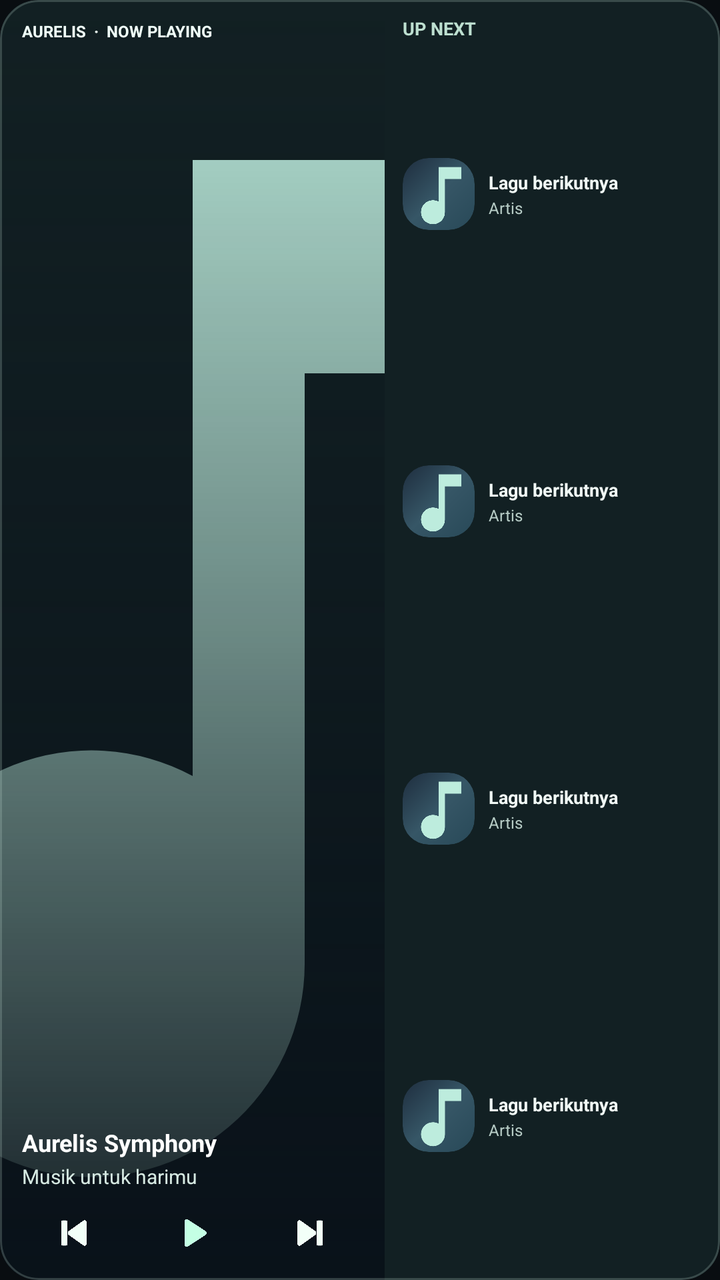
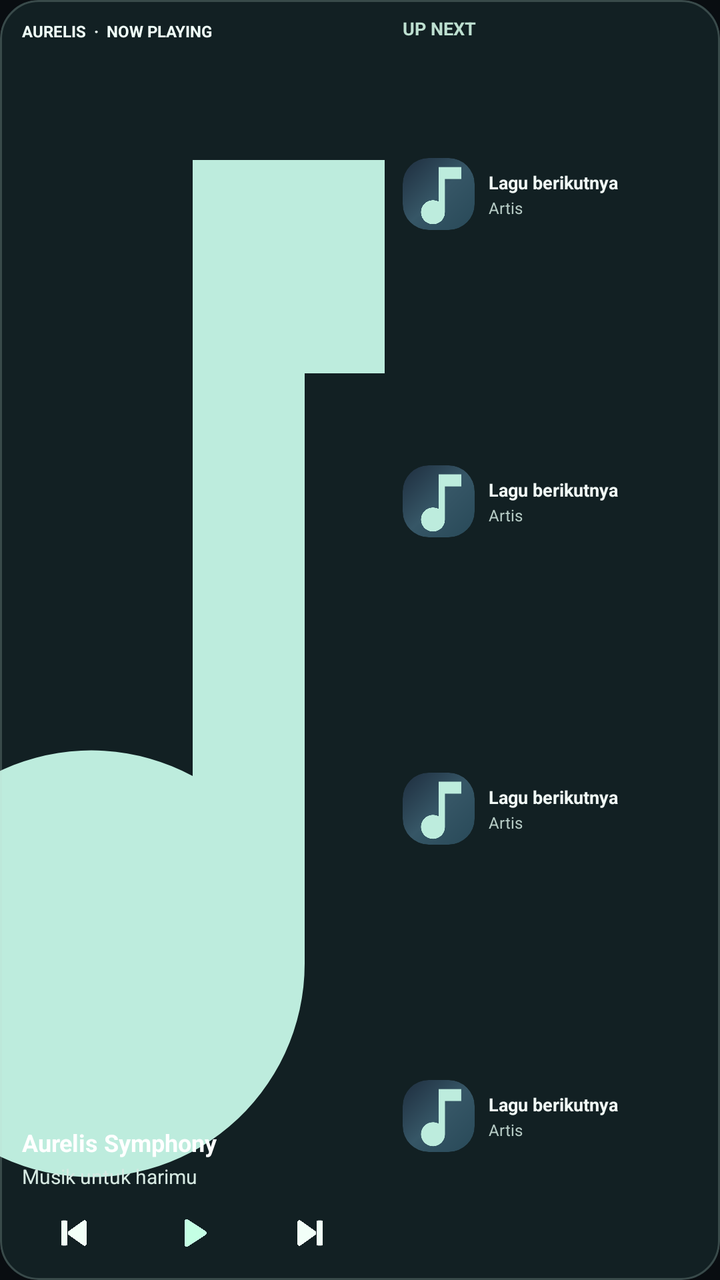

Two renders of the same Android screen: before a commit and after it. Below are the layout's source before the change and the commit's diff.
<!-- AndroidManifest.xml: application theme Theme.Aurelis -->
<!-- res/layout/widget_aurelis.xml -->
<?xml version="1.0" encoding="utf-8"?>
<FrameLayout xmlns:android="http://schemas.android.com/apk/res/android"
    android:id="@+id/widget_root" android:layout_width="match_parent"
    android:layout_height="match_parent" android:background="@drawable/widget_shell"
    android:foreground="@drawable/widget_border" android:clipToOutline="true">
    <ImageView android:id="@+id/widget_background"
        android:layout_width="match_parent" android:layout_height="match_parent"
        android:scaleType="fitXY" android:contentDescription="@null"/>
    <LinearLayout android:layout_width="match_parent"
        android:layout_height="match_parent" android:orientation="horizontal">
        
        <FrameLayout android:layout_width="0dp" android:layout_weight="1.07"
            android:layout_height="match_parent">
            <ImageView android:id="@+id/widget_art"
                android:layout_width="match_parent" android:layout_height="match_parent"
                android:src="@drawable/widget_music_note" android:scaleType="centerCrop"
                android:contentDescription="Cover lagu"/>
            <FrameLayout android:layout_width="match_parent"
                android:layout_height="match_parent"
                android:background="@drawable/widget_cover_bottom_blur"/>
            <LinearLayout android:layout_width="match_parent"
                android:layout_height="match_parent" android:orientation="vertical"
                android:paddingLeft="11dp" android:paddingRight="11dp"
                android:paddingTop="10dp" android:paddingBottom="7dp">
                <TextView android:layout_width="match_parent" android:layout_height="wrap_content"
                    android:text="AURELIS  ·  NOW PLAYING" android:textColor="#F0FFF9"
                    android:textStyle="bold" android:textSize="8sp" android:singleLine="true"/>
                <FrameLayout android:layout_width="match_parent" android:layout_height="0dp"
                    android:layout_weight="1"/>
                <FrameLayout android:layout_width="match_parent" android:layout_height="wrap_content"
            android:clipChildren="true" android:clipToPadding="true">
            <TextView android:id="@+id/widget_title"
                    android:layout_width="match_parent" android:layout_height="wrap_content"
                    android:singleLine="true" android:ellipsize="end" android:text="Aurelis Symphony"
                    android:textColor="#FFFFFFFF" android:textStyle="bold" android:textSize="12sp"
                   
                   
                    />
            <ViewFlipper android:id="@+id/widget_title_flipper"
                android:layout_width="match_parent" android:layout_height="wrap_content"
                android:visibility="gone"
                android:flipInterval="7800" android:autoStart="true"
                android:requiresFadingEdge="horizontal" android:fadingEdgeLength="9dp"
                android:animateFirstView="false"
                android:inAnimation="@anim/widget_title_slide_in"
                android:outAnimation="@anim/widget_title_slide_out">
            <TextView android:id="@+id/widget_title_slide_one"
                android:layout_width="wrap_content" android:layout_height="wrap_content"
                android:singleLine="true" android:ellipsize="none" android:scrollHorizontally="true"
                android:requiresFadingEdge="horizontal"
                android:fadingEdgeLength="9dp"
                android:textColor="#FAFFFD" android:textSize="12sp"
                android:textStyle="bold" android:text=""/>
            <TextView android:id="@+id/widget_title_slide_two"
                android:layout_width="wrap_content" android:layout_height="wrap_content"
                android:singleLine="true" android:ellipsize="none" android:scrollHorizontally="true"
                android:requiresFadingEdge="horizontal"
                android:fadingEdgeLength="9dp"
                android:textColor="#FAFFFD" android:textSize="12sp"
                android:textStyle="bold" android:text=""/>

            </ViewFlipper>
        </FrameLayout>
                <TextView android:id="@+id/widget_artist"
                    android:layout_width="match_parent" android:layout_height="wrap_content"
                    android:layout_marginTop="2dp" android:layout_marginBottom="5dp"
                    android:maxLines="1" android:ellipsize="end"
                    android:text="Musik untuk harimu" android:textColor="#D6E9E2"
                    android:textSize="10sp"/>
            <LinearLayout android:layout_width="match_parent" android:layout_height="33dp"
                android:orientation="horizontal" android:gravity="center_vertical">
                <ImageView android:id="@+id/widget_prev"
                    android:layout_width="0dp" android:layout_weight="1"
                    android:layout_height="33dp" android:padding="7dp"
                    android:src="@drawable/widget_previous" android:tint="#F2FFF8"
                    android:contentDescription="Lagu sebelumnya"/>
                <ImageView android:id="@+id/widget_toggle"
                    android:layout_width="0dp" android:layout_weight="1.18"
                    android:layout_height="33dp" android:padding="6dp"
                    android:src="@drawable/widget_play" android:tint="#C4FFE4"
                    android:contentDescription="Play atau pause"/>
                <ImageView android:id="@+id/widget_next"
                    android:layout_width="0dp" android:layout_weight="1"
                    android:layout_height="33dp" android:padding="7dp"
                    android:src="@drawable/widget_next" android:tint="#F2FFF8"
                    android:contentDescription="Lagu berikutnya"/>
            </LinearLayout>
            </LinearLayout>
        </FrameLayout>
        
        <LinearLayout android:layout_width="0dp" android:layout_weight=".93"
            android:layout_height="match_parent" android:orientation="vertical"
            android:paddingLeft="9dp" android:paddingRight="6dp"
            android:paddingTop="8dp" android:paddingBottom="5dp">
            <TextView android:id="@+id/widget_queue_header"
                android:layout_width="match_parent" android:layout_height="wrap_content"
                android:text="UP NEXT" android:textColor="#BDDFD0"
                android:textSize="9sp" android:textStyle="bold"/>
            <LinearLayout android:id="@+id/widget_next_one_row"
                android:layout_width="match_parent" android:layout_height="0dp"
                android:layout_weight="1" android:orientation="horizontal"
                android:gravity="center_vertical" android:paddingTop="1dp"
                android:paddingBottom="1dp">
                <ImageView android:id="@+id/widget_next_one_art"
                    android:layout_width="36dp" android:layout_height="36dp"
                    android:src="@drawable/widget_music_note"
                    android:background="@drawable/widget_album_frame"
                    android:clipToOutline="true" android:scaleType="centerCrop"
                    android:contentDescription="Cover lagu berikutnya"/>
                <LinearLayout android:layout_width="0dp" android:layout_weight="1"
                    android:layout_height="wrap_content" android:orientation="vertical"
                    android:layout_marginLeft="7dp">
                    <FrameLayout android:layout_width="match_parent" android:layout_height="wrap_content"
            android:clipChildren="true" android:clipToPadding="true">
            <TextView android:id="@+id/widget_next_one"
                        android:layout_width="match_parent" android:layout_height="wrap_content"
                        android:text="Lagu berikutnya" android:textColor="#F0F8F5"
                        android:textStyle="bold" android:textSize="9sp"
                        android:singleLine="true" android:ellipsize="end"
                       
                       
                       />
            <ViewFlipper android:id="@+id/widget_next_one_flipper"
                android:layout_width="match_parent" android:layout_height="wrap_content"
                android:visibility="gone"
                android:flipInterval="7800" android:autoStart="true"
                android:requiresFadingEdge="horizontal" android:fadingEdgeLength="9dp"
                android:animateFirstView="false"
                android:inAnimation="@anim/widget_title_slide_in"
                android:outAnimation="@anim/widget_title_slide_out">
            <TextView android:id="@+id/widget_next_one_slide_one"
                android:layout_width="wrap_content" android:layout_height="wrap_content"
                android:singleLine="true" android:ellipsize="none" android:scrollHorizontally="true"
                android:requiresFadingEdge="horizontal"
                android:fadingEdgeLength="9dp"
                android:textColor="#F0F8F5" android:textSize="9sp"
                android:textStyle="bold" android:text=""/>
            <TextView android:id="@+id/widget_next_one_slide_two"
                android:layout_width="wrap_content" android:layout_height="wrap_content"
                android:singleLine="true" android:ellipsize="none" android:scrollHorizontally="true"
                android:requiresFadingEdge="horizontal"
                android:fadingEdgeLength="9dp"
                android:textColor="#F0F8F5" android:textSize="9sp"
                android:textStyle="bold" android:text=""/>

            </ViewFlipper>
        </FrameLayout>
                    <TextView android:id="@+id/widget_next_one_artist"
                        android:layout_width="match_parent" android:layout_height="wrap_content"
                        android:layout_marginTop="1dp" android:text="Artis"
                        android:textColor="#B5CAC4" android:textSize="8sp"
                        android:singleLine="true" android:ellipsize="end"/>
                </LinearLayout>
            </LinearLayout>
            <LinearLayout android:id="@+id/widget_next_two_row"
                android:layout_width="match_parent" android:layout_height="0dp"
                android:layout_weight="1" android:orientation="horizontal"
                android:gravity="center_vertical" android:paddingTop="1dp"
                android:paddingBottom="1dp">
                <ImageView android:id="@+id/widget_next_two_art"
                    android:layout_width="36dp" android:layout_height="36dp"
                    android:src="@drawable/widget_music_note"
                    android:background="@drawable/widget_album_frame"
                    android:clipToOutline="true" android:scaleType="centerCrop"
                    android:contentDescription="Cover lagu berikutnya"/>
                <LinearLayout android:layout_width="0dp" android:layout_weight="1"
                    android:layout_height="wrap_content" android:orientation="vertical"
                    android:layout_marginLeft="7dp">
                    <FrameLayout android:layout_width="match_parent" android:layout_height="wrap_content"
            android:clipChildren="true" android:clipToPadding="true">
            <TextView android:id="@+id/widget_next_two"
                        android:layout_width="match_parent" android:layout_height="wrap_content"
                        android:text="Lagu berikutnya" android:textColor="#F0F8F5"
                        android:textStyle="bold" android:textSize="9sp"
                        android:singleLine="true" android:ellipsize="end"
                       
                       
                       />
            <ViewFlipper android:id="@+id/widget_next_two_flipper"
                android:layout_width="match_parent" android:layout_height="wrap_content"
                android:visibility="gone"
                android:flipInterval="7800" android:autoStart="true"
                android:requiresFadingEdge="horizontal" android:fadingEdgeLength="9dp"
                android:animateFirstView="false"
                android:inAnimation="@anim/widget_title_slide_in"
                android:outAnimation="@anim/widget_title_slide_out">
            <TextView android:id="@+id/widget_next_two_slide_one"
                android:layout_width="wrap_content" android:layout_height="wrap_content"
                android:singleLine="true" android:ellipsize="none" android:scrollHorizontally="true"
                android:requiresFadingEdge="horizontal"
                android:fadingEdgeLength="9dp"
                android:textColor="#F0F8F5" android:textSize="9sp"
                android:textStyle="bold" android:text=""/>
            <TextView android:id="@+id/widget_next_two_slide_two"
                android:layout_width="wrap_content" android:layout_height="wrap_content"
                android:singleLine="true" android:ellipsize="none" android:scrollHorizontally="true"
                android:requiresFadingEdge="horizontal"
                android:fadingEdgeLength="9dp"
                android:textColor="#F0F8F5" android:textSize="9sp"
                android:textStyle="bold" android:text=""/>

            </ViewFlipper>
        </FrameLayout>
                    <TextView android:id="@+id/widget_next_two_artist"
                        android:layout_width="match_parent" android:layout_height="wrap_content"
                        android:layout_marginTop="1dp" android:text="Artis"
                        android:textColor="#B5CAC4" android:textSize="8sp"
                        android:singleLine="true" android:ellipsize="end"/>
                </LinearLayout>
            </LinearLayout>
            <LinearLayout android:id="@+id/widget_next_three_row"
                android:layout_width="match_parent" android:layout_height="0dp"
                android:layout_weight="1" android:orientation="horizontal"
                android:gravity="center_vertical" android:paddingTop="1dp"
                android:paddingBottom="1dp">
                <ImageView android:id="@+id/widget_next_three_art"
                    android:layout_width="36dp" android:layout_height="36dp"
                    android:src="@drawable/widget_music_note"
                    android:background="@drawable/widget_album_frame"
                    android:clipToOutline="true" android:scaleType="centerCrop"
                    android:contentDescription="Cover lagu berikutnya"/>
                <LinearLayout android:layout_width="0dp" android:layout_weight="1"
                    android:layout_height="wrap_content" android:orientation="vertical"
                    android:layout_marginLeft="7dp">
                    <FrameLayout android:layout_width="match_parent" android:layout_height="wrap_content"
            android:clipChildren="true" android:clipToPadding="true">
            <TextView android:id="@+id/widget_next_three"
                        android:layout_width="match_parent" android:layout_height="wrap_content"
                        android:text="Lagu berikutnya" android:textColor="#F0F8F5"
                        android:textStyle="bold" android:textSize="9sp"
                        android:singleLine="true" android:ellipsize="end"
                       
                       
                       />
            <ViewFlipper android:id="@+id/widget_next_three_flipper"
                android:layout_width="match_parent" android:layout_height="wrap_content"
                android:visibility="gone"
                android:flipInterval="7800" android:autoStart="true"
                android:requiresFadingEdge="horizontal" android:fadingEdgeLength="9dp"
                android:animateFirstView="false"
                android:inAnimation="@anim/widget_title_slide_in"
                android:outAnimation="@anim/widget_title_slide_out">
            <TextView android:id="@+id/widget_next_three_slide_one"
                android:layout_width="wrap_content" android:layout_height="wrap_content"
                android:singleLine="true" android:ellipsize="none" android:scrollHorizontally="true"
                android:requiresFadingEdge="horizontal"
                android:fadingEdgeLength="9dp"
                android:textColor="#F0F8F5" android:textSize="9sp"
                android:textStyle="bold" android:text=""/>
            <TextView android:id="@+id/widget_next_three_slide_two"
                android:layout_width="wrap_content" android:layout_height="wrap_content"
                android:singleLine="true" android:ellipsize="none" android:scrollHorizontally="true"
                android:requiresFadingEdge="horizontal"
                android:fadingEdgeLength="9dp"
                android:textColor="#F0F8F5" android:textSize="9sp"
                android:textStyle="bold" android:text=""/>

            </ViewFlipper>
        </FrameLayout>
                    <TextView android:id="@+id/widget_next_three_artist"
                        android:layout_width="match_parent" android:layout_height="wrap_content"
                        android:layout_marginTop="1dp" android:text="Artis"
                        android:textColor="#B5CAC4" android:textSize="8sp"
                        android:singleLine="true" android:ellipsize="end"/>
                </LinearLayout>
            </LinearLayout>
            <LinearLayout android:id="@+id/widget_next_four_row"
                android:layout_width="match_parent" android:layout_height="0dp"
                android:layout_weight="1" android:orientation="horizontal"
                android:gravity="center_vertical" android:paddingTop="1dp"
                android:paddingBottom="1dp">
                <ImageView android:id="@+id/widget_next_four_art"
                    android:layout_width="36dp" android:layout_height="36dp"
                    android:src="@drawable/widget_music_note"
                    android:background="@drawable/widget_album_frame"
                    android:clipToOutline="true" android:scaleType="centerCrop"
                    android:contentDescription="Cover lagu berikutnya"/>
                <LinearLayout android:layout_width="0dp" android:layout_weight="1"
                    android:layout_height="wrap_content" android:orientation="vertical"
                    android:layout_marginLeft="7dp">
                    <FrameLayout android:layout_width="match_parent" android:layout_height="wrap_content"
            android:clipChildren="true" android:clipToPadding="true">
            <TextView android:id="@+id/widget_next_four"
                        android:layout_width="match_parent" android:layout_height="wrap_content"
                        android:text="Lagu berikutnya" android:textColor="#F0F8F5"
                        android:textStyle="bold" android:textSize="9sp"
                        android:singleLine="true" android:ellipsize="end"
                       
                       
                       />
            <ViewFlipper android:id="@+id/widget_next_four_flipper"
                android:layout_width="match_parent" android:layout_height="wrap_content"
                android:visibility="gone"
                android:flipInterval="7800" android:autoStart="true"
                android:requiresFadingEdge="horizontal" android:fadingEdgeLength="9dp"
                android:animateFirstView="false"
                android:inAnimation="@anim/widget_title_slide_in"
                android:outAnimation="@anim/widget_title_slide_out">
            <TextView android:id="@+id/widget_next_four_slide_one"
                android:layout_width="wrap_content" android:layout_height="wrap_content"
                android:singleLine="true" android:ellipsize="none" android:scrollHorizontally="true"
                android:requiresFadingEdge="horizontal"
                android:fadingEdgeLength="9dp"
                android:textColor="#F0F8F5" android:textSize="9sp"
                android:textStyle="bold" android:text=""/>
            <TextView android:id="@+id/widget_next_four_slide_two"
                android:layout_width="wrap_content" android:layout_height="wrap_content"
                android:singleLine="true" android:ellipsize="none" android:scrollHorizontally="true"
                android:requiresFadingEdge="horizontal"
                android:fadingEdgeLength="9dp"
                android:textColor="#F0F8F5" android:textSize="9sp"
                android:textStyle="bold" android:text=""/>

            </ViewFlipper>
        </FrameLayout>
                    <TextView android:id="@+id/widget_next_four_artist"
                        android:layout_width="match_parent" android:layout_height="wrap_content"
                        android:layout_marginTop="1dp" android:text="Artis"
                        android:textColor="#B5CAC4" android:textSize="8sp"
                        android:singleLine="true" android:ellipsize="end"/>
                </LinearLayout>
            </LinearLayout>
        </LinearLayout>
    </LinearLayout>
</FrameLayout>
<!-- resources referenced by this layout -->
<resources>
  <!-- drawable widget_album_frame (drawable) -->
  <?xml version="1.0" encoding="utf-8"?>
  <shape xmlns:android="http://schemas.android.com/apk/res/android" android:shape="rectangle">
      <corners android:radius="13dp" />
      <gradient android:angle="135" android:startColor="#284958" android:centerColor="#365666" android:endColor="#1E2D3E"/>
  </shape>
  <!-- drawable widget_border (drawable) -->
  <?xml version="1.0" encoding="utf-8"?>
  <shape xmlns:android="http://schemas.android.com/apk/res/android" android:shape="rectangle">
      <corners android:radius="19dp"/>
      <solid android:color="#00000000"/>
      <stroke android:width="1dp" android:color="#3ABED8CF"/>
  </shape>
  <!-- drawable widget_cover_bottom_blur (drawable) -->
  <?xml version="1.0" encoding="utf-8"?>
  <shape xmlns:android="http://schemas.android.com/apk/res/android"
      android:shape="rectangle">
      
      <gradient android:angle="270"
          android:startColor="#0A081319"
          android:centerColor="#75081118"
          android:endColor="#EE081018"/>
  </shape>
  <!-- drawable widget_music_note (drawable) -->
  <?xml version="1.0" encoding="utf-8"?>
  <vector xmlns:android="http://schemas.android.com/apk/res/android"
      android:width="48dp" android:height="48dp"
      android:viewportWidth="24" android:viewportHeight="24">
      <path android:fillColor="#BDECDD"
          android:pathData="M12,3v11.55a4,4 0,1 0,2.1 3.52V7h5.4V3H12z"/>
  </vector>
  <!-- drawable widget_next (drawable) -->
  <?xml version="1.0" encoding="utf-8"?>
  <vector xmlns:android="http://schemas.android.com/apk/res/android" android:width="24dp" android:height="24dp" android:viewportWidth="24" android:viewportHeight="24">
      <path android:fillColor="#FFFFFFFF" android:pathData="M5,5 C5,4 6.2,3.6 7,4.2 L16.1,10.7 C17,11.3 17,12.7 16.1,13.3 L7,19.8 C6.2,20.4 5,20 5,19 Z M18,4 h2 a1,1 0,0 1,1 1 v14 a1,1 0,0 1,-1 1 h-2 a1,1 0,0 1,-1 -1 v-14 a1,1 0,0 1,1 -1 Z"/>
  </vector>
  <!-- drawable widget_play (drawable) -->
  <?xml version="1.0" encoding="utf-8"?>
  <vector xmlns:android="http://schemas.android.com/apk/res/android" android:width="24dp" android:height="24dp" android:viewportWidth="24" android:viewportHeight="24">
      <path android:fillColor="#FFFFFFFF" android:pathData="M8,5.2 C8,4.2 9.1,3.8 9.9,4.3 L20,10.9 C20.8,11.4 20.8,12.6 20,13.1 L9.9,19.7 C9.1,20.2 8,19.8 8,18.8 Z"/>
  </vector>
  <!-- drawable widget_previous (drawable) -->
  <?xml version="1.0" encoding="utf-8"?>
  <vector xmlns:android="http://schemas.android.com/apk/res/android" android:width="24dp" android:height="24dp" android:viewportWidth="24" android:viewportHeight="24">
      <path android:fillColor="#FFFFFFFF" android:pathData="M19,5 C19,4 17.8,3.6 17,4.2 L7.9,10.7 C7,11.3 7,12.7 7.9,13.3 L17,19.8 C17.8,20.4 19,20 19,19 Z M6,4 h-2 a1,1 0,0 0,-1 1 v14 a1,1 0,0 0,1 1 h2 a1,1 0,0 0,1 -1 v-14 a1,1 0,0 0,-1 -1 Z"/>
  </vector>
  <!-- drawable widget_shell (drawable) -->
  <?xml version="1.0" encoding="utf-8"?>
  <shape xmlns:android="http://schemas.android.com/apk/res/android" android:shape="rectangle">
      <corners android:radius="19dp"/>
      <solid android:color="#CA152528"/>
  </shape>
  <style name="Theme.Aurelis" parent="android:style/Theme.Material.NoActionBar">
      <item name="android:windowLightStatusBar">false</item>
      <item name="android:windowActionModeOverlay">true</item>
      <item name="android:windowLightNavigationBar">false</item>
      <item name="android:windowDrawsSystemBarBackgrounds">true</item>
      <item name="android:windowBackground">#090D11</item>
      <item name="android:navigationBarColor">#090C10</item>
      <item name="android:statusBarColor">#090C10</item>
    </style>
</resources>

<!-- the commit's change to res/layout/widget_aurelis.xml (unified diff, before → after) -->
@@ -15,9 +15,7 @@
                 android:layout_width="match_parent" android:layout_height="match_parent"
                 android:src="@drawable/widget_music_note" android:scaleType="centerCrop"
                 android:contentDescription="Cover lagu"/>
-            <FrameLayout android:layout_width="match_parent"
-                android:layout_height="match_parent"
-                android:background="@drawable/widget_cover_bottom_blur"/>
+            
             <LinearLayout android:layout_width="match_parent"
                 android:layout_height="match_parent" android:orientation="vertical"
                 android:paddingLeft="11dp" android:paddingRight="11dp"
@@ -35,15 +33,17 @@
                     android:textColor="#FFFFFFFF" android:textStyle="bold" android:textSize="12sp"
                    
                    
-                    />
+                    
+                    android:requiresFadingEdge="horizontal"
+                    android:fadingEdgeLength="10dp"/>
             <ViewFlipper android:id="@+id/widget_title_flipper"
                 android:layout_width="match_parent" android:layout_height="wrap_content"
                 android:visibility="gone"
-                android:flipInterval="7800" android:autoStart="true"
-                android:requiresFadingEdge="horizontal" android:fadingEdgeLength="9dp"
-                android:animateFirstView="false"
-                android:inAnimation="@anim/widget_title_slide_in"
-                android:outAnimation="@anim/widget_title_slide_out">
+                android:flipInterval="13800" android:autoStart="true"
+                android:requiresFadingEdge="horizontal" android:fadingEdgeLength="9dp"
+                android:animateFirstView="true"
+                android:inAnimation="@anim/widget_title_slide_in"
+                android:outAnimation="@anim/widget_title_out_instant">
             <TextView android:id="@+id/widget_title_slide_one"
                 android:layout_width="wrap_content" android:layout_height="wrap_content"
                 android:singleLine="true" android:ellipsize="none" android:scrollHorizontally="true"
@@ -119,15 +119,17 @@
                         android:singleLine="true" android:ellipsize="end"
                        
                        
-                       />
+                       
+                    android:requiresFadingEdge="horizontal"
+                    android:fadingEdgeLength="10dp"/>
             <ViewFlipper android:id="@+id/widget_next_one_flipper"
                 android:layout_width="match_parent" android:layout_height="wrap_content"
                 android:visibility="gone"
-                android:flipInterval="7800" android:autoStart="true"
-                android:requiresFadingEdge="horizontal" android:fadingEdgeLength="9dp"
-                android:animateFirstView="false"
-                android:inAnimation="@anim/widget_title_slide_in"
-                android:outAnimation="@anim/widget_title_slide_out">
+                android:flipInterval="13800" android:autoStart="true"
+                android:requiresFadingEdge="horizontal" android:fadingEdgeLength="9dp"
+                android:animateFirstView="true"
+                android:inAnimation="@anim/widget_title_slide_in"
+                android:outAnimation="@anim/widget_title_out_instant">
             <TextView android:id="@+id/widget_next_one_slide_one"
                 android:layout_width="wrap_content" android:layout_height="wrap_content"
                 android:singleLine="true" android:ellipsize="none" android:scrollHorizontally="true"
@@ -175,15 +177,17 @@
                         android:singleLine="true" android:ellipsize="end"
                        
                        
-                       />
+                       
+                    android:requiresFadingEdge="horizontal"
+                    android:fadingEdgeLength="10dp"/>
             <ViewFlipper android:id="@+id/widget_next_two_flipper"
                 android:layout_width="match_parent" android:layout_height="wrap_content"
                 android:visibility="gone"
-                android:flipInterval="7800" android:autoStart="true"
-                android:requiresFadingEdge="horizontal" android:fadingEdgeLength="9dp"
-                android:animateFirstView="false"
-                android:inAnimation="@anim/widget_title_slide_in"
-                android:outAnimation="@anim/widget_title_slide_out">
+                android:flipInterval="13800" android:autoStart="true"
+                android:requiresFadingEdge="horizontal" android:fadingEdgeLength="9dp"
+                android:animateFirstView="true"
+                android:inAnimation="@anim/widget_title_slide_in"
+                android:outAnimation="@anim/widget_title_out_instant">
             <TextView android:id="@+id/widget_next_two_slide_one"
                 android:layout_width="wrap_content" android:layout_height="wrap_content"
                 android:singleLine="true" android:ellipsize="none" android:scrollHorizontally="true"
@@ -231,15 +235,17 @@
                         android:singleLine="true" android:ellipsize="end"
                        
                        
-                       />
+                       
+                    android:requiresFadingEdge="horizontal"
+                    android:fadingEdgeLength="10dp"/>
             <ViewFlipper android:id="@+id/widget_next_three_flipper"
                 android:layout_width="match_parent" android:layout_height="wrap_content"
                 android:visibility="gone"
-                android:flipInterval="7800" android:autoStart="true"
-                android:requiresFadingEdge="horizontal" android:fadingEdgeLength="9dp"
-                android:animateFirstView="false"
-                android:inAnimation="@anim/widget_title_slide_in"
-                android:outAnimation="@anim/widget_title_slide_out">
+                android:flipInterval="13800" android:autoStart="true"
+                android:requiresFadingEdge="horizontal" android:fadingEdgeLength="9dp"
+                android:animateFirstView="true"
+                android:inAnimation="@anim/widget_title_slide_in"
+                android:outAnimation="@anim/widget_title_out_instant">
             <TextView android:id="@+id/widget_next_three_slide_one"
                 android:layout_width="wrap_content" android:layout_height="wrap_content"
                 android:singleLine="true" android:ellipsize="none" android:scrollHorizontally="true"
@@ -287,15 +293,17 @@
                         android:singleLine="true" android:ellipsize="end"
                        
                        
-                       />
+                       
+                    android:requiresFadingEdge="horizontal"
+                    android:fadingEdgeLength="10dp"/>
             <ViewFlipper android:id="@+id/widget_next_four_flipper"
                 android:layout_width="match_parent" android:layout_height="wrap_content"
                 android:visibility="gone"
-                android:flipInterval="7800" android:autoStart="true"
-                android:requiresFadingEdge="horizontal" android:fadingEdgeLength="9dp"
-                android:animateFirstView="false"
-                android:inAnimation="@anim/widget_title_slide_in"
-                android:outAnimation="@anim/widget_title_slide_out">
+                android:flipInterval="13800" android:autoStart="true"
+                android:requiresFadingEdge="horizontal" android:fadingEdgeLength="9dp"
+                android:animateFirstView="true"
+                android:inAnimation="@anim/widget_title_slide_in"
+                android:outAnimation="@anim/widget_title_out_instant">
             <TextView android:id="@+id/widget_next_four_slide_one"
                 android:layout_width="wrap_content" android:layout_height="wrap_content"
                 android:singleLine="true" android:ellipsize="none" android:scrollHorizontally="true"
<!-- resource entries referenced after the edit -->
@@ -12,16 +12,6 @@
       <corners android:radius="19dp"/>
       <solid android:color="#00000000"/>
       <stroke android:width="1dp" android:color="#3ABED8CF"/>
-  </shape>
-  <!-- drawable widget_cover_bottom_blur (drawable) -->
-  <?xml version="1.0" encoding="utf-8"?>
-  <shape xmlns:android="http://schemas.android.com/apk/res/android"
-      android:shape="rectangle">
-      
-      <gradient android:angle="270"
-          android:startColor="#0A081319"
-          android:centerColor="#75081118"
-          android:endColor="#EE081018"/>
   </shape>
   <!-- drawable widget_music_note (drawable) -->
   <?xml version="1.0" encoding="utf-8"?>
